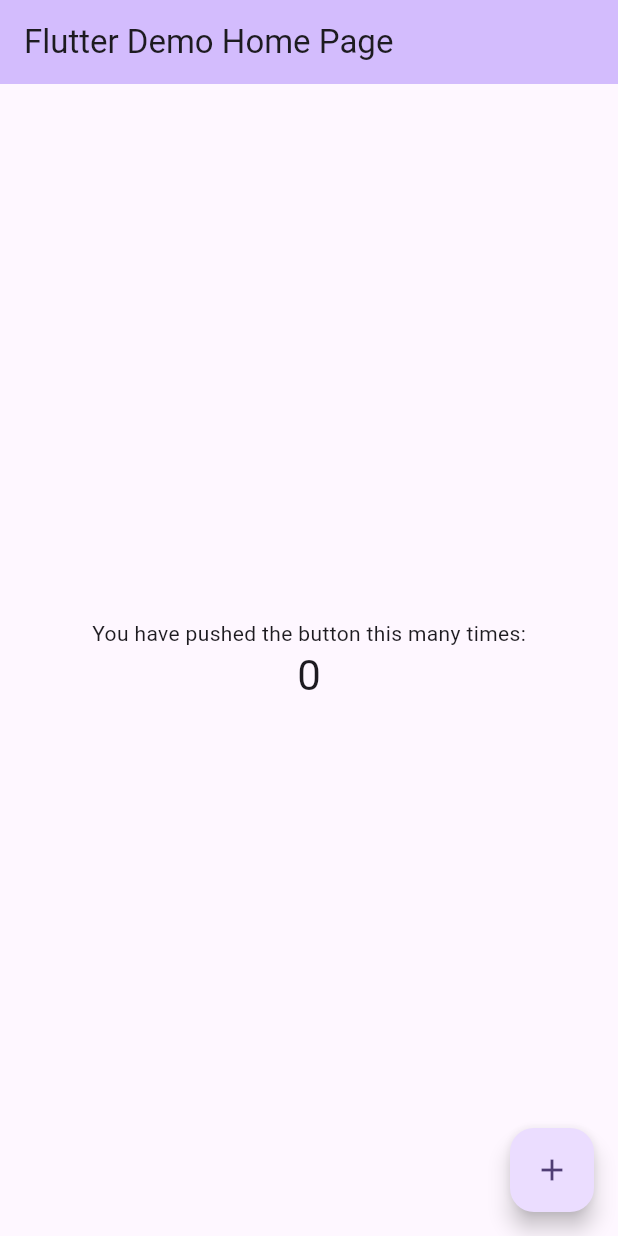
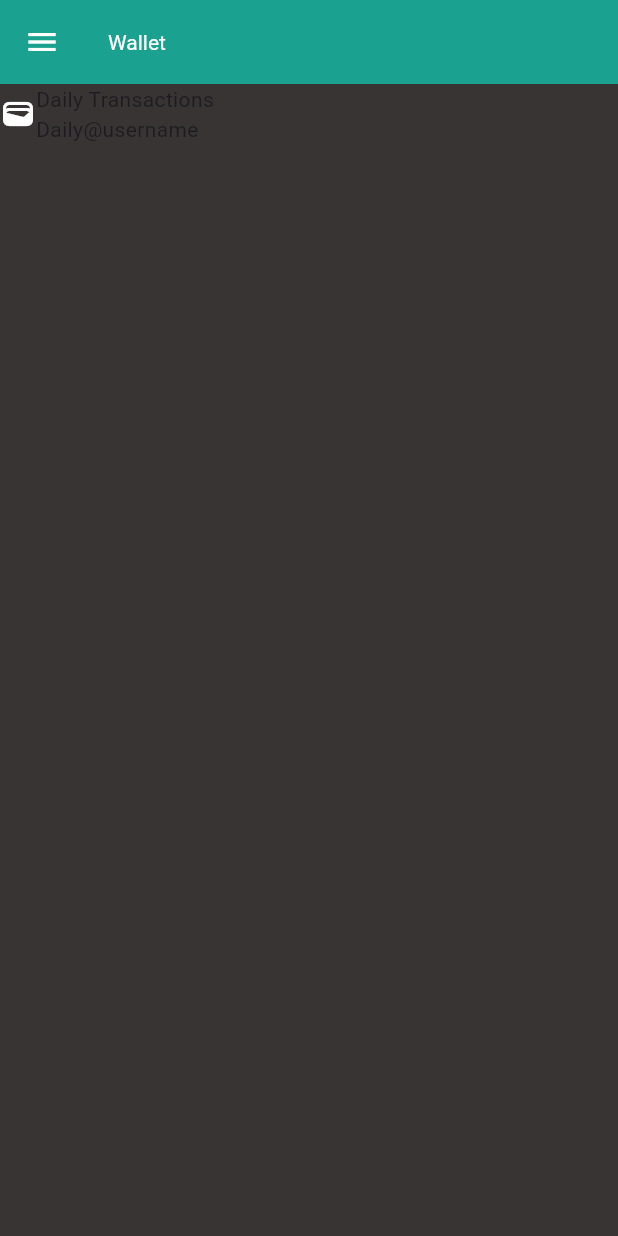
Before and after one commit to codescalers/Threefold-App, a Flutter app: the screen it shows after launch, on a phone screen of 412 x 824 dp. Run offline on Flutter 3.47's test engine with Material 3 defaults, Android fonts, the phone set to English and light mode, and no system bars.

Commit message:
feat: generic appbar and wallet info header wip

```diff
--- /dev/null
+++ b/three_fold_connect/lib/daily_transactions/presentation/pages/daily_transactions.dart
@@ -0,0 +1,21 @@
+import 'package:flutter/material.dart';
+import 'package:three_fold_connect/daily_transactions/presentation/widgets/header.dart';
+import 'package:three_fold_connect/widgets/app_bar.dart';
+
+class DailyTransactionsPage extends StatelessWidget {
+  const DailyTransactionsPage({super.key});
+
+  @override
+  Widget build(BuildContext context) {
+    return const SafeArea(
+      child: Scaffold(
+        appBar: MyAppBar(title: 'Wallet'),
+        body: Column(
+          children: [
+            WalletInfoHeader(email: 'Daily@username'),
+          ],
+        ),
+      ),
+    );
+  }
+}
--- /dev/null
+++ b/three_fold_connect/lib/daily_transactions/presentation/widgets/header.dart
@@ -0,0 +1,32 @@
+import 'package:flutter/material.dart';
+import 'package:flutter/widgets.dart';
+
+class WalletInfoHeader extends StatelessWidget {
+  final String email;
+
+  const WalletInfoHeader({super.key, required this.email});
+
+  @override
+  Widget build(BuildContext context) {
+    return Container(
+        child: Column(
+      children: [
+        SizedBox(
+            child: Row(
+          children: [
+            Icon(Icons.wallet),
+            Expanded(
+              child: Column(
+                crossAxisAlignment: CrossAxisAlignment.start,
+                children: [
+                  Text('Daily Transactions'),
+                  Text(email),
+                ],
+              ),
+            )
+          ],
+        ))
+      ],
+    ));
+  }
+}
--- a/three_fold_connect/lib/main.dart
+++ b/three_fold_connect/lib/main.dart
@@ -1,4 +1,5 @@
 import 'package:flutter/material.dart';
+import 'package:three_fold_connect/daily_transactions/presentation/pages/daily_transactions.dart';
 
 void main() {
   runApp(const MyApp());
@@ -28,10 +29,23 @@
         //
         // This works for code too, not just values: Most code changes can be
         // tested with just a hot reload.
+        appBarTheme: const AppBarTheme(
+          backgroundColor: Color(0xFF1AA18F),
+          titleTextStyle: TextStyle(color: Colors.white),
+          iconTheme: IconThemeData(color: Colors.white),
+        ),
+        scaffoldBackgroundColor: const Color(0xFF383434),
+        primaryColor: const Color(0xFF1AA18F),
+        iconTheme: const IconThemeData(color: Colors.white),
+        textTheme: const TextTheme(
+          headlineMedium: TextStyle(
+            color: Colors.white,
+          ),
+        ),
         colorScheme: ColorScheme.fromSeed(seedColor: Colors.deepPurple),
         useMaterial3: true,
       ),
-      home: const MyHomePage(title: 'Flutter Demo Home Page'),
+      home: const DailyTransactionsPage(),
     );
   }
 }
--- /dev/null
+++ b/three_fold_connect/lib/widgets/app_bar.dart
@@ -0,0 +1,21 @@
+import 'package:flutter/material.dart';
+
+class MyAppBar extends StatelessWidget implements PreferredSizeWidget {
+  final String title;
+
+  const MyAppBar({super.key, required this.title});
+
+  @override
+  Widget build(BuildContext context) {
+    return AppBar(
+      title: Text(title),
+      leading: IconButton(
+        icon: const Icon(Icons.menu),
+        onPressed: () {},
+      ),
+    );
+  }
+
+  @override
+  Size get preferredSize => const Size.fromHeight(kToolbarHeight);
+}
```
